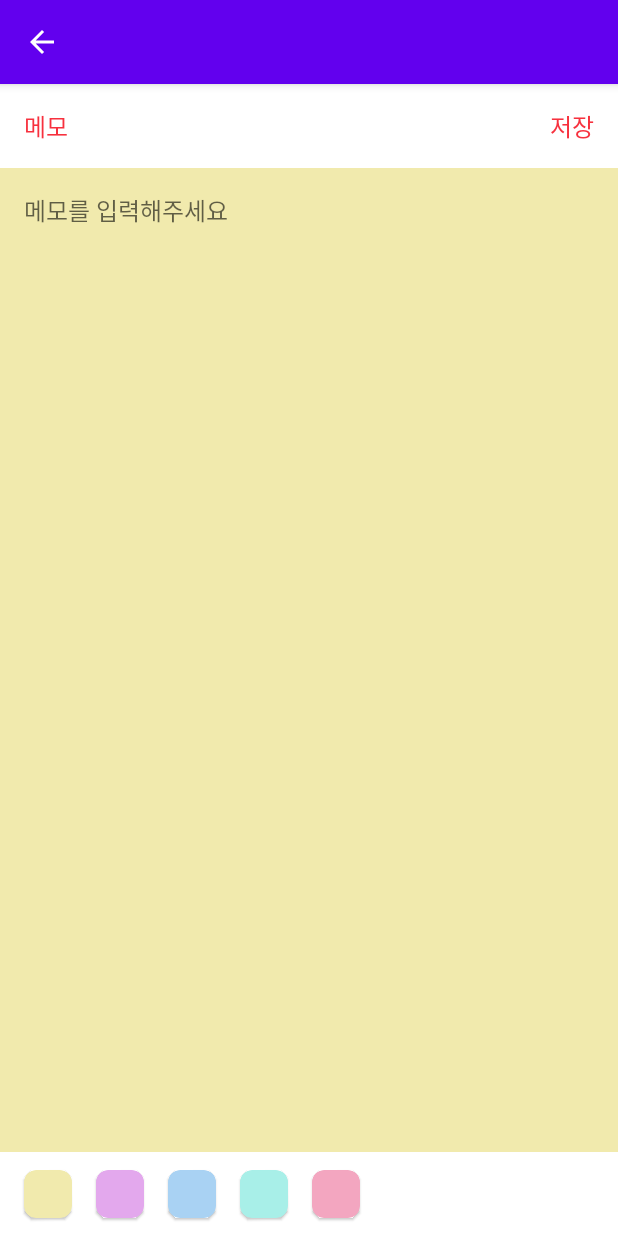
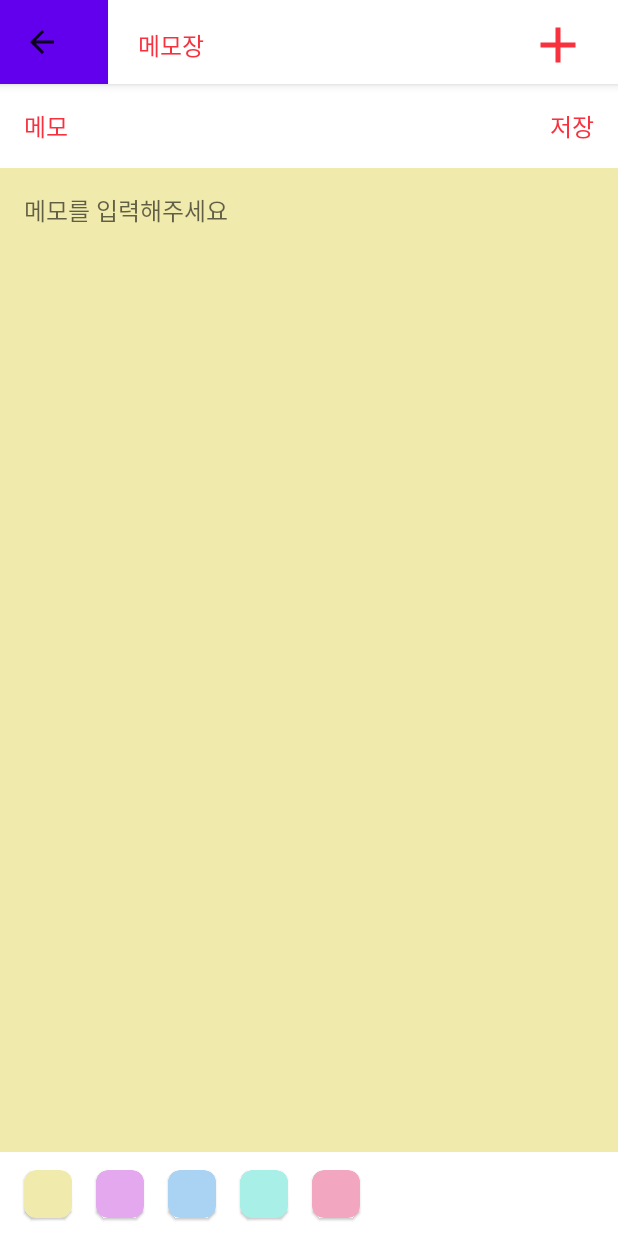
Before and after one commit to vaneseA/MyMemoApp, an Android app: the MemoActivity screen opened directly, with no data from a screen before it, on a phone screen of 412 x 824 dp. Run offline under Robolectric (Android 15) with nearby library versions, the phone set to English and light mode, and no system bars; our stand-ins replace data binding; 2 statements that could not run were skipped.

Commit message:
어댑터 바인딩 전

```diff
--- a/app/build.gradle
+++ b/app/build.gradle
@@ -1,12 +1,15 @@
 plugins {
     id 'com.android.application'
     id 'org.jetbrains.kotlin.android'
-    id 'kotlin-android-extensions'
 
 }
 
 android {
     compileSdk 32
+
+    buildFeatures {
+        dataBinding = true
+    }
 
     defaultConfig {
         applicationId "com.example.mymemoapp"
--- /dev/null
+++ b/app/src/main/java/com/example/mymemoapp/BaseActivity.kt
@@ -0,0 +1,51 @@
+package com.example.mymemoapp
+
+import android.content.Context
+import android.os.Bundle
+import android.widget.ImageView
+import android.widget.TextView
+import androidx.appcompat.app.ActionBar
+import androidx.appcompat.app.AppCompatActivity
+
+abstract class BaseActivity : AppCompatActivity() {
+
+    lateinit var mContext : Context
+
+    lateinit var addBtn : ImageView
+
+    val TAG = javaClass.simpleName
+
+    override fun onCreate(savedInstanceState: Bundle?) {
+        super.onCreate(savedInstanceState)
+        mContext = this
+
+//        액션바가 존재하는지 확인후(?) > 있다면 let으로 함수 진행
+        supportActionBar?.let {
+            setCustomActionBar()
+        }
+    }
+
+    abstract fun setupEvents()
+    abstract fun setValues()
+
+    fun setCustomActionBar () {
+//        기본 액션바를 담아줄 변수 생성
+        val defaultActionBar = supportActionBar!!
+
+//        커스텀 모드로 변경 > 우리가 만든 xml로 적용
+        defaultActionBar.displayOptions = ActionBar.DISPLAY_SHOW_CUSTOM
+        defaultActionBar.setCustomView(R.layout.my_custom_actionbar)
+
+//        양 옆의 여백 제거 -> 모든 영역이 커스텀 뷰
+        val myToolbar = defaultActionBar.customView.parent as androidx.appcompat.widget.Toolbar
+        myToolbar.setContentInsetsAbsolute(0,0)
+
+        addBtn = defaultActionBar.customView.findViewById<ImageView>(R.id.addBtn)
+
+        addBtn.setOnClickListener {
+            finish()
+//           메모장 새페이지
+        }
+    }
+
+}
--- a/app/src/main/res/layout/activity_memo.xml
+++ b/app/src/main/res/layout/activity_memo.xml
@@ -1,4 +1,7 @@
 <?xml version="1.0" encoding="utf-8"?>
+
+<layout>
+
     <RelativeLayout
         xmlns:android="http://schemas.android.com/apk/res/android"
         xmlns:tools="http://schemas.android.com/tools"
@@ -13,24 +16,26 @@
             android:layout_height="?attr/actionBarSize"
             android:background="@color/white"
             android:theme="@style/ToolbarTheme_Red">
+
             <TextView
                 android:layout_width="wrap_content"
                 android:layout_height="wrap_content"
+                android:fontFamily="@font/jalnan"
                 android:text="메모"
-            android:textSize="16sp"
-            android:fontFamily="@font/jalnan"
-            android:textColor="@color/main_001"/>
+                android:textColor="@color/main_001"
+                android:textSize="16sp" />
+
             <TextView
                 android:layout_width="wrap_content"
                 android:layout_height="wrap_content"
+                android:layout_gravity="right"
+                android:layout_marginRight="16dp"
+                android:clickable="true"
+                android:fontFamily="@font/jalnan"
+                android:onClick="clickSave"
                 android:text="저장"
-            android:textSize="16sp"
-            android:fontFamily="@font/jalnan"
                 android:textColor="@color/main_001"
-            android:layout_gravity="right"
-            android:clickable="true"
-            android:onClick="clickSave"
-            android:layout_marginRight="16dp"/>
+                android:textSize="16sp" />
         </com.google.android.material.appbar.MaterialToolbar>
 
         <EditText
@@ -106,3 +111,4 @@
                 app:cardCornerRadius="8dp"/>
         </RelativeLayout>
     </RelativeLayout>
+</layout>
--- /dev/null
+++ b/app/src/main/res/layout/my_custom_actionbar.xml
@@ -0,0 +1,25 @@
+<?xml version="1.0" encoding="utf-8"?>
+<FrameLayout xmlns:android="http://schemas.android.com/apk/res/android"
+    android:layout_width="match_parent"
+    android:layout_height="60dp"
+    android:background="@color/white"
+    android:paddingHorizontal="20dp">
+
+    <TextView
+        android:id="@+id/titleBtn"
+        android:layout_width="wrap_content"
+        android:layout_height="wrap_content"
+        android:fontFamily="@font/jalnan"
+        android:text="메모장"
+        android:layout_gravity="center|start"
+        android:textColor="@color/main_001"
+        android:textSize="16sp" />
+
+    <ImageView
+        android:id="@+id/addBtn"
+        android:layout_width="40dp"
+        android:layout_height="40dp"
+        android:src="@drawable/ic_baseline_add_24"
+        android:layout_gravity="center|end"/>
+
+</FrameLayout>
--- a/app/src/main/res/layout/recycler_item.xml
+++ b/app/src/main/res/layout/recycler_item.xml
@@ -1,4 +1,5 @@
 <?xml version="1.0" encoding="utf-8"?>
+<layout>
     <com.google.android.material.card.MaterialCardView xmlns:android="http://schemas.android.com/apk/res/android"
         android:layout_width="match_parent"
         android:layout_height="wrap_content"
@@ -36,4 +37,4 @@
                 android:layout_marginLeft="16dp"/>
         </RelativeLayout>
 
-</com.google.android.material.card.MaterialCardView>
+    </com.google.android.material.card.MaterialCardView></layout>
--- a/app/src/main/res/values/themes.xml
+++ b/app/src/main/res/values/themes.xml
@@ -1,6 +1,6 @@
 <resources xmlns:tools="http://schemas.android.com/tools">
     <!-- Base application theme. -->
-    <style name="Theme.MyMemoApp" parent="Theme.MaterialComponents.DayNight.DarkActionBar">
+    <style name="Theme.MyMemoApp" parent="Theme.MaterialComponents.DayNight">
         <!-- Primary brand color. -->
         <item name="colorPrimary">@color/purple_500</item>
         <item name="colorPrimaryVariant">@color/purple_700</item>
```
Also changed, not shown: app/src/main/java/com/example/mymemoapp/MainActivity.kt (+15 -8 lines), app/src/main/java/com/example/mymemoapp/MemoActivity.kt (+21 -11 lines), app/src/main/res/layout/activity_main.xml (+28 -23 lines). Lines whose indentation alone changed are shown as unchanged.
